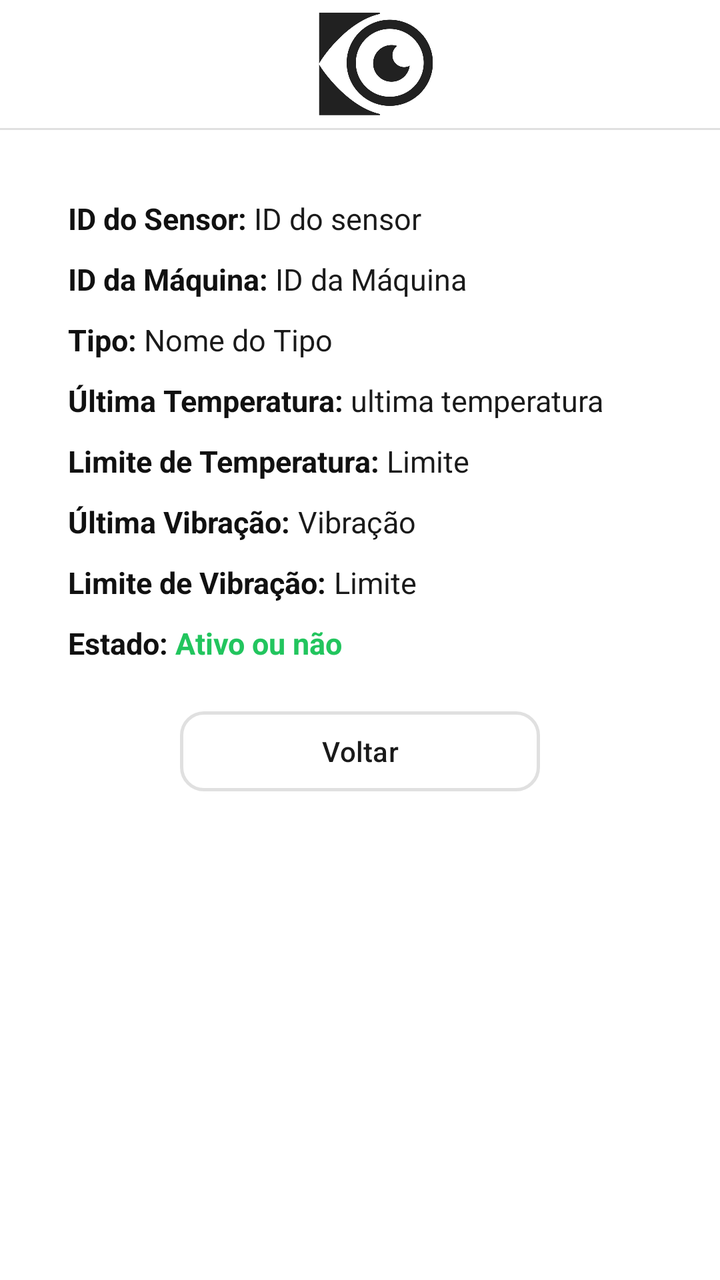
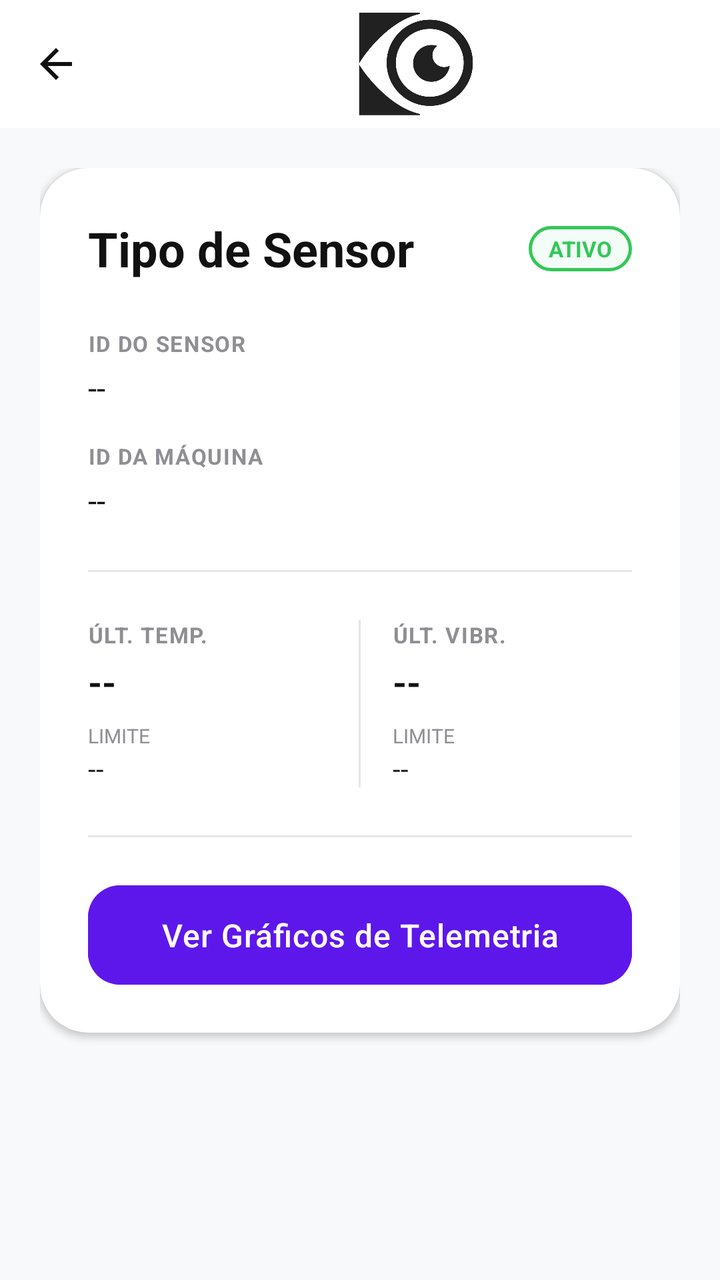

Compare the two renders of this Android layout. The source of the first and the diff that turns it into the second are given below.
<!-- AndroidManifest.xml: application theme Theme.Orbis -->
<!-- res/layout/activity_sensor_detalhe.xml -->
<?xml version="1.0" encoding="utf-8"?>
<ScrollView
    xmlns:android="http://schemas.android.com/apk/res/android"
    xmlns:app="http://schemas.android.com/apk/res-auto"
    android:layout_width="match_parent"
    android:layout_height="match_parent"
    android:background="@color/white"
    android:fillViewport="true">

    <androidx.constraintlayout.widget.ConstraintLayout
        android:layout_width="match_parent"
        android:layout_height="wrap_content">

        <com.google.android.material.appbar.MaterialToolbar
            android:id="@+id/toolbar"
            android:layout_width="0dp"
            android:layout_height="?attr/actionBarSize"
            android:background="@color/white"
            android:elevation="0dp"
            app:logo="@drawable/orbislogotoolbar"
            app:layout_constraintTop_toTopOf="parent"
            app:layout_constraintStart_toStartOf="parent"
            app:layout_constraintEnd_toEndOf="parent" />

        <View
            android:id="@+id/linha"
            android:layout_width="0dp"
            android:layout_height="1dp"
            android:background="@color/border"
            app:layout_constraintTop_toBottomOf="@id/toolbar"
            app:layout_constraintStart_toStartOf="parent"
            app:layout_constraintEnd_toEndOf="parent" />

        <androidx.cardview.widget.CardView
            android:id="@+id/cardSensorDetalhe"
            android:layout_width="0dp"
            android:layout_height="wrap_content"
            android:layout_marginStart="14dp"
            android:layout_marginEnd="14dp"
            android:layout_marginTop="14dp"
            android:layout_marginBottom="14dp"
            app:cardCornerRadius="20dp"
            app:cardElevation="0dp"
            app:cardBackgroundColor="@color/white"
            app:strokeWidth="1.5dp"
            app:strokeColor="@color/border"
            app:layout_constraintTop_toBottomOf="@id/linha"
            app:layout_constraintStart_toStartOf="parent"
            app:layout_constraintEnd_toEndOf="parent">

            <LinearLayout
                android:layout_width="match_parent"
                android:layout_height="wrap_content"
                android:orientation="vertical"
                android:padding="20dp">

                
                <LinearLayout android:layout_width="match_parent" android:layout_height="wrap_content" android:orientation="horizontal" android:layout_marginBottom="10dp">
                    <TextView android:id="@+id/txtIdSensor" android:layout_width="wrap_content" android:layout_height="wrap_content" android:text="ID do Sensor: " android:textSize="15sp" android:textStyle="bold" android:textColor="@color/black" />
                    <TextView android:id="@+id/txtIdSensorVariavel" android:layout_width="wrap_content" android:layout_height="wrap_content" android:text="ID do sensor" android:textSize="15sp" android:textColor="@color/darkGray" />
                </LinearLayout>

                
                <LinearLayout android:layout_width="match_parent" android:layout_height="wrap_content" android:orientation="horizontal" android:layout_marginBottom="10dp">
                    <TextView android:id="@+id/txtIdMaquina" android:layout_width="wrap_content" android:layout_height="wrap_content" android:text="ID da Máquina: " android:textSize="15sp" android:textStyle="bold" android:textColor="@color/black" />
                    <TextView android:id="@+id/txtIdMaquinaVariavel" android:layout_width="wrap_content" android:layout_height="wrap_content" android:text="ID da Máquina" android:textSize="15sp" android:textColor="@color/darkGray" />
                </LinearLayout>

                
                <LinearLayout android:layout_width="match_parent" android:layout_height="wrap_content" android:orientation="horizontal" android:layout_marginBottom="10dp">
                    <TextView android:id="@+id/txtTipo" android:layout_width="wrap_content" android:layout_height="wrap_content" android:text="Tipo: " android:textSize="15sp" android:textStyle="bold" android:textColor="@color/black" />
                    <TextView android:id="@+id/txtTipoVariavel" android:layout_width="wrap_content" android:layout_height="wrap_content" android:text="Nome do Tipo" android:textSize="15sp" android:textColor="@color/darkGray" />
                </LinearLayout>

                
                <LinearLayout android:layout_width="match_parent" android:layout_height="wrap_content" android:orientation="horizontal" android:layout_marginBottom="10dp">
                    <TextView android:id="@+id/txtUltimaTemperatura" android:layout_width="wrap_content" android:layout_height="wrap_content" android:text="Última Temperatura: " android:textSize="15sp" android:textStyle="bold" android:textColor="@color/black" />
                    <TextView android:id="@+id/txtUltimaTemperaturaVariavel" android:layout_width="wrap_content" android:layout_height="wrap_content" android:text="ultima temperatura" android:textSize="15sp" android:textColor="@color/darkGray" />
                </LinearLayout>

                
                <LinearLayout android:layout_width="match_parent" android:layout_height="wrap_content" android:orientation="horizontal" android:layout_marginBottom="10dp">
                    <TextView android:id="@+id/txtLimiteTemperatura" android:layout_width="wrap_content" android:layout_height="wrap_content" android:text="Limite de Temperatura: " android:textSize="15sp" android:textStyle="bold" android:textColor="@color/black" />
                    <TextView android:id="@+id/txtLimiteTemperaturaVariavel" android:layout_width="wrap_content" android:layout_height="wrap_content" android:text="Limite" android:textSize="15sp" android:textColor="@color/darkGray" />
                </LinearLayout>

                
                <LinearLayout android:layout_width="match_parent" android:layout_height="wrap_content" android:orientation="horizontal" android:layout_marginBottom="10dp">
                    <TextView android:id="@+id/txtUltimaVibracao" android:layout_width="wrap_content" android:layout_height="wrap_content" android:text="Última Vibração: " android:textSize="15sp" android:textStyle="bold" android:textColor="@color/black" />
                    <TextView android:id="@+id/txtUltimaVibracaoVariavel" android:layout_width="wrap_content" android:layout_height="wrap_content" android:text="Vibração" android:textSize="15sp" android:textColor="@color/darkGray" />
                </LinearLayout>

                
                <LinearLayout android:layout_width="match_parent" android:layout_height="wrap_content" android:orientation="horizontal" android:layout_marginBottom="10dp">
                    <TextView android:id="@+id/txtLimiteVibracao" android:layout_width="wrap_content" android:layout_height="wrap_content" android:text="Limite de Vibração: " android:textSize="15sp" android:textStyle="bold" android:textColor="@color/black" />
                    <TextView android:id="@+id/txtLimiteVibracaoVariavel" android:layout_width="wrap_content" android:layout_height="wrap_content" android:text="Limite" android:textSize="15sp" android:textColor="@color/darkGray" />
                </LinearLayout>

                
                <LinearLayout android:layout_width="match_parent" android:layout_height="wrap_content" android:orientation="horizontal" android:layout_marginBottom="20dp">
                    <TextView android:id="@+id/txtEstado" android:layout_width="wrap_content" android:layout_height="wrap_content" android:text="Estado: " android:textSize="15sp" android:textStyle="bold" android:textColor="@color/black" />
                    <TextView android:id="@+id/txtEstadoVariavel" android:layout_width="wrap_content" android:layout_height="wrap_content" android:text="Ativo ou não" android:textSize="15sp" android:textStyle="bold" android:textColor="@color/statusGreen" />
                </LinearLayout>

                
                <Button
                    android:id="@+id/btnVoltar"
                    android:layout_width="180dp"
                    android:layout_height="wrap_content"
                    android:text="Voltar"
                    android:textColor="@color/darkGray"
                    android:backgroundTint="@color/white"
                    android:layout_gravity="center"
                    app:strokeWidth="1.5dp"
                    app:strokeColor="@color/border"
                    app:cornerRadius="12dp" />

            </LinearLayout>
        </androidx.cardview.widget.CardView>

    </androidx.constraintlayout.widget.ConstraintLayout>
</ScrollView>
<!-- resources referenced by this layout -->
<resources>
  <color name="black">#111111</color>
  <color name="border">#E0E0E0</color>
  <color name="darkGray">#1A1A1A</color>
  <color name="statusGreen">#22C55E</color>
  <color name="white">#FFFFFF</color>
  <!-- drawable orbislogotoolbar: png bitmap (drawable, 57971 bytes) -->
  <style name="Theme.Orbis" parent="Base.Theme.Orbis" />
  <style name="Base.Theme.Orbis" parent="Theme.Material3.DayNight.NoActionBar">
          
          
      </style>
</resources>

<!-- the commit's change to res/layout/activity_sensor_detalhe.xml (unified diff, before → after) -->
@@ -1,122 +1,134 @@
-<?xml version="1.0" encoding="utf-8"?>
-<ScrollView
-    xmlns:android="http://schemas.android.com/apk/res/android"
+<androidx.constraintlayout.widget.ConstraintLayout xmlns:android="http://schemas.android.com/apk/res/android"
     xmlns:app="http://schemas.android.com/apk/res-auto"
+    xmlns:tools="http://schemas.android.com/tools"
     android:layout_width="match_parent"
     android:layout_height="match_parent"
-    android:background="@color/white"
-    android:fillViewport="true">
+    android:background="@color/background"
+    tools:context=".ui.main.SensorDetalheActivity">
 
-    <androidx.constraintlayout.widget.ConstraintLayout
+    <com.google.android.material.appbar.AppBarLayout
+        android:id="@+id/appBarLayout"
         android:layout_width="match_parent"
-        android:layout_height="wrap_content">
+        android:layout_height="wrap_content"
+        android:background="@color/white"
+        app:elevation="0dp"
+        app:layout_constraintTop_toTopOf="parent">
 
         <com.google.android.material.appbar.MaterialToolbar
             android:id="@+id/toolbar"
-            android:layout_width="0dp"
+            android:layout_width="match_parent"
             android:layout_height="?attr/actionBarSize"
-            android:background="@color/white"
-            android:elevation="0dp"
             app:logo="@drawable/orbislogotoolbar"
-            app:layout_constraintTop_toTopOf="parent"
-            app:layout_constraintStart_toStartOf="parent"
-            app:layout_constraintEnd_toEndOf="parent" />
+            app:navigationIcon="@drawable/ic_voltar"
+            app:navigationIconTint="@color/black" />
+    </com.google.android.material.appbar.AppBarLayout>
 
-        <View
-            android:id="@+id/linha"
-            android:layout_width="0dp"
-            android:layout_height="1dp"
-            android:background="@color/border"
-            app:layout_constraintTop_toBottomOf="@id/toolbar"
-            app:layout_constraintStart_toStartOf="parent"
-            app:layout_constraintEnd_toEndOf="parent" />
+    <ScrollView
+        android:layout_width="match_parent"
+        android:layout_height="0dp"
+        android:fillViewport="true"
+        app:layout_constraintTop_toBottomOf="@id/appBarLayout"
+        app:layout_constraintBottom_toBottomOf="parent">
 
-        <androidx.cardview.widget.CardView
-            android:id="@+id/cardSensorDetalhe"
-            android:layout_width="0dp"
+        <LinearLayout
+            android:layout_width="match_parent"
             android:layout_height="wrap_content"
-            android:layout_marginStart="14dp"
-            android:layout_marginEnd="14dp"
-            android:layout_marginTop="14dp"
-            android:layout_marginBottom="14dp"
-            app:cardCornerRadius="20dp"
-            app:cardElevation="0dp"
-            app:cardBackgroundColor="@color/white"
-            app:strokeWidth="1.5dp"
-            app:strokeColor="@color/border"
-            app:layout_constraintTop_toBottomOf="@id/linha"
-            app:layout_constraintStart_toStartOf="parent"
-            app:layout_constraintEnd_toEndOf="parent">
+            android:orientation="vertical"
+            android:padding="20dp">
 
-            <LinearLayout
+            <com.google.android.material.card.MaterialCardView
+                android:id="@+id/cardSensor"
+                style="@style/ModernCard"
                 android:layout_width="match_parent"
-                android:layout_height="wrap_content"
-                android:orientation="vertical"
-                android:padding="20dp">
+                android:layout_height="wrap_content">
 
-                
-                <LinearLayout android:layout_width="match_parent" android:layout_height="wrap_content" android:orientation="horizontal" android:layout_marginBottom="10dp">
-                    <TextView android:id="@+id/txtIdSensor" android:layout_width="wrap_content" android:layout_height="wrap_content" android:text="ID do Sensor: " android:textSize="15sp" android:textStyle="bold" android:textColor="@color/black" />
-                    <TextView android:id="@+id/txtIdSensorVariavel" android:layout_width="wrap_content" android:layout_height="wrap_content" android:text="ID do sensor" android:textSize="15sp" android:textColor="@color/darkGray" />
+                <LinearLayout
+                    android:layout_width="match_parent"
+                    android:layout_height="wrap_content"
+                    android:orientation="vertical"
+                    android:padding="24dp">
+
+                    <androidx.constraintlayout.widget.ConstraintLayout
+                        android:layout_width="match_parent"
+                        android:layout_height="wrap_content"
+                        android:layout_marginBottom="24dp">
+
+                        <TextView
+                            android:id="@+id/txtTipoVariavel"
+                            android:layout_width="0dp"
+                            android:layout_height="wrap_content"
+                            android:text="Tipo de Sensor"
+                            android:textSize="24sp"
+                            android:textStyle="bold"
+                            android:textColor="@color/black"
+                            android:layout_marginEnd="16dp"
+                            app:layout_constraintStart_toStartOf="parent"
+                            app:layout_constraintEnd_toStartOf="@id/txtEstadoVariavel"
+                            app:layout_constraintTop_toTopOf="parent" />
+
+                        <TextView
+                            android:id="@+id/txtEstadoVariavel"
+                            android:layout_width="wrap_content"
+                            android:layout_height="wrap_content"
+                            android:text="ATIVO"
+                            style="@style/BadgeText"
+                            android:textColor="@color/statusGreen"
+                            android:background="@drawable/badge_outline_green"
+                            app:layout_constraintEnd_toEndOf="parent"
+                            app:layout_constraintTop_toTopOf="@id/txtTipoVariavel"
+                            app:layout_constraintBottom_toBottomOf="@id/txtTipoVariavel" />
+
+                    </androidx.constraintlayout.widget.ConstraintLayout>
+
+                    
+                    <TextView android:layout_width="wrap_content" android:layout_height="wrap_content" android:text="ID DO SENSOR" android:textColor="@color/gray" android:textSize="11sp" android:textStyle="bold" android:letterSpacing="0.05" />
+                    <TextView android:id="@+id/txtIdSensorVariavel" android:layout_width="match_parent" android:layout_height="wrap_content" android:text="--" android:textSize="16sp" android:textColor="@color/black" android:layout_marginTop="4dp" android:layout_marginBottom="16dp" />
+
+                    <TextView android:layout_width="wrap_content" android:layout_height="wrap_content" android:text="ID DA MÁQUINA" android:textColor="@color/gray" android:textSize="11sp" android:textStyle="bold" android:letterSpacing="0.05" />
+                    <TextView android:id="@+id/txtIdMaquinaVariavel" android:layout_width="match_parent" android:layout_height="wrap_content" android:text="--" android:textSize="16sp" android:textColor="@color/black" android:layout_marginTop="4dp" android:layout_marginBottom="24dp" />
+
+                    <View android:layout_width="match_parent" android:layout_height="1dp" android:background="@color/border" android:layout_marginBottom="24dp" />
+
+                    
+                    <LinearLayout
+                        android:layout_width="match_parent"
+                        android:layout_height="wrap_content"
+                        android:orientation="horizontal"
+                        android:baselineAligned="false">
+
+                        <LinearLayout android:layout_width="0dp" android:layout_height="wrap_content" android:layout_weight="1" android:orientation="vertical">
+                            <TextView android:layout_width="wrap_content" android:layout_height="wrap_content" android:text="ÚLT. TEMP." android:textColor="@color/gray" android:textSize="11sp" android:textStyle="bold" android:letterSpacing="0.05" />
+                            <TextView android:id="@+id/txtUltimaTemperaturaVariavel" android:layout_width="match_parent" android:layout_height="wrap_content" android:text="--" android:textSize="18sp" android:textStyle="bold" android:textColor="@color/black" android:layout_marginTop="4dp" />
+                            <TextView android:layout_width="wrap_content" android:layout_height="wrap_content" android:text="LIMITE" android:textColor="@color/gray" android:textSize="10sp" android:layout_marginTop="8dp" />
+                            <TextView android:id="@+id/txtLimiteTemperaturaVariavel" android:layout_width="match_parent" android:layout_height="wrap_content" android:text="--" android:textSize="14sp" android:textColor="@color/darkGray" />
+                        </LinearLayout>
+
+                        <View android:layout_width="1dp" android:layout_height="match_parent" android:background="@color/border" android:layout_marginHorizontal="16dp" />
+
+                        <LinearLayout android:layout_width="0dp" android:layout_height="wrap_content" android:layout_weight="1" android:orientation="vertical">
+                            <TextView android:layout_width="wrap_content" android:layout_height="wrap_content" android:text="ÚLT. VIBR." android:textColor="@color/gray" android:textSize="11sp" android:textStyle="bold" android:letterSpacing="0.05" />
+                            <TextView android:id="@+id/txtUltimaVibracaoVariavel" android:layout_width="match_parent" android:layout_height="wrap_content" android:text="--" android:textSize="18sp" android:textStyle="bold" android:textColor="@color/black" android:layout_marginTop="4dp" />
+                            <TextView android:layout_width="wrap_content" android:layout_height="wrap_content" android:text="LIMITE" android:textColor="@color/gray" android:textSize="10sp" android:layout_marginTop="8dp" />
+                            <TextView android:id="@+id/txtLimiteVibracaoVariavel" android:layout_width="match_parent" android:layout_height="wrap_content" android:text="--" android:textSize="14sp" android:textColor="@color/darkGray" />
+                        </LinearLayout>
+
+                    </LinearLayout>
+
+                    <View android:layout_width="match_parent" android:layout_height="1dp" android:background="@color/border" android:layout_marginTop="24dp" android:layout_marginBottom="24dp" />
+
+                    <com.google.android.material.button.MaterialButton
+                        android:id="@+id/btnVerGraficos"
+                        style="@style/PrimaryButton"
+                        android:layout_width="match_parent"
+                        android:layout_height="wrap_content"
+                        android:text="Ver Gráficos de Telemetria"
+                        android:backgroundTint="@color/purple" />
+
                 </LinearLayout>
+            </com.google.android.material.card.MaterialCardView>
 
-                
-                <LinearLayout android:layout_width="match_parent" android:layout_height="wrap_content" android:orientation="horizontal" android:layout_marginBottom="10dp">
-                    <TextView android:id="@+id/txtIdMaquina" android:layout_width="wrap_content" android:layout_height="wrap_content" android:text="ID da Máquina: " android:textSize="15sp" android:textStyle="bold" android:textColor="@color/black" />
-                    <TextView android:id="@+id/txtIdMaquinaVariavel" android:layout_width="wrap_content" android:layout_height="wrap_content" android:text="ID da Máquina" android:textSize="15sp" android:textColor="@color/darkGray" />
-                </LinearLayout>
+            <Button android:id="@+id/btnVoltar" android:layout_width="0dp" android:layout_height="0dp" android:visibility="gone" />
 
-                
-                <LinearLayout android:layout_width="match_parent" android:layout_height="wrap_content" android:orientation="horizontal" android:layout_marginBottom="10dp">
-                    <TextView android:id="@+id/txtTipo" android:layout_width="wrap_content" android:layout_height="wrap_content" android:text="Tipo: " android:textSize="15sp" android:textStyle="bold" android:textColor="@color/black" />
-                    <TextView android:id="@+id/txtTipoVariavel" android:layout_width="wrap_content" android:layout_height="wrap_content" android:text="Nome do Tipo" android:textSize="15sp" android:textColor="@color/darkGray" />
-                </LinearLayout>
-
-                
-                <LinearLayout android:layout_width="match_parent" android:layout_height="wrap_content" android:orientation="horizontal" android:layout_marginBottom="10dp">
-                    <TextView android:id="@+id/txtUltimaTemperatura" android:layout_width="wrap_content" android:layout_height="wrap_content" android:text="Última Temperatura: " android:textSize="15sp" android:textStyle="bold" android:textColor="@color/black" />
-                    <TextView android:id="@+id/txtUltimaTemperaturaVariavel" android:layout_width="wrap_content" android:layout_height="wrap_content" android:text="ultima temperatura" android:textSize="15sp" android:textColor="@color/darkGray" />
-                </LinearLayout>
-
-                
-                <LinearLayout android:layout_width="match_parent" android:layout_height="wrap_content" android:orientation="horizontal" android:layout_marginBottom="10dp">
-                    <TextView android:id="@+id/txtLimiteTemperatura" android:layout_width="wrap_content" android:layout_height="wrap_content" android:text="Limite de Temperatura: " android:textSize="15sp" android:textStyle="bold" android:textColor="@color/black" />
-                    <TextView android:id="@+id/txtLimiteTemperaturaVariavel" android:layout_width="wrap_content" android:layout_height="wrap_content" android:text="Limite" android:textSize="15sp" android:textColor="@color/darkGray" />
-                </LinearLayout>
-
-                
-                <LinearLayout android:layout_width="match_parent" android:layout_height="wrap_content" android:orientation="horizontal" android:layout_marginBottom="10dp">
-                    <TextView android:id="@+id/txtUltimaVibracao" android:layout_width="wrap_content" android:layout_height="wrap_content" android:text="Última Vibração: " android:textSize="15sp" android:textStyle="bold" android:textColor="@color/black" />
-                    <TextView android:id="@+id/txtUltimaVibracaoVariavel" android:layout_width="wrap_content" android:layout_height="wrap_content" android:text="Vibração" android:textSize="15sp" android:textColor="@color/darkGray" />
-                </LinearLayout>
-
-                
-                <LinearLayout android:layout_width="match_parent" android:layout_height="wrap_content" android:orientation="horizontal" android:layout_marginBottom="10dp">
-                    <TextView android:id="@+id/txtLimiteVibracao" android:layout_width="wrap_content" android:layout_height="wrap_content" android:text="Limite de Vibração: " android:textSize="15sp" android:textStyle="bold" android:textColor="@color/black" />
-                    <TextView android:id="@+id/txtLimiteVibracaoVariavel" android:layout_width="wrap_content" android:layout_height="wrap_content" android:text="Limite" android:textSize="15sp" android:textColor="@color/darkGray" />
-                </LinearLayout>
-
-                
-                <LinearLayout android:layout_width="match_parent" android:layout_height="wrap_content" android:orientation="horizontal" android:layout_marginBottom="20dp">
-                    <TextView android:id="@+id/txtEstado" android:layout_width="wrap_content" android:layout_height="wrap_content" android:text="Estado: " android:textSize="15sp" android:textStyle="bold" android:textColor="@color/black" />
-                    <TextView android:id="@+id/txtEstadoVariavel" android:layout_width="wrap_content" android:layout_height="wrap_content" android:text="Ativo ou não" android:textSize="15sp" android:textStyle="bold" android:textColor="@color/statusGreen" />
-                </LinearLayout>
-
-                
-                <Button
-                    android:id="@+id/btnVoltar"
-                    android:layout_width="180dp"
-                    android:layout_height="wrap_content"
-                    android:text="Voltar"
-                    android:textColor="@color/darkGray"
-                    android:backgroundTint="@color/white"
-                    android:layout_gravity="center"
-                    app:strokeWidth="1.5dp"
-                    app:strokeColor="@color/border"
-                    app:cornerRadius="12dp" />
-
-            </LinearLayout>
-        </androidx.cardview.widget.CardView>
-
-    </androidx.constraintlayout.widget.ConstraintLayout>
-</ScrollView>
+        </LinearLayout>
+    </ScrollView>
+</androidx.constraintlayout.widget.ConstraintLayout>
<!-- resource entries referenced after the edit -->
@@ -1,12 +1,65 @@
 <!-- resources referenced by this layout -->
 <resources>
+  <color name="background">#F8F9FA</color>
   <color name="black">#111111</color>
-  <color name="border">#E0E0E0</color>
-  <color name="darkGray">#1A1A1A</color>
-  <color name="statusGreen">#22C55E</color>
+  <color name="border">#E5E5EA</color>
+  <color name="darkGray">#1C1C1E</color>
+  <color name="gray">#8E8E93</color>
+  <color name="purple">#5E17EB</color>
+  <color name="statusGreen">#34C759</color>
   <color name="white">#FFFFFF</color>
+  <!-- drawable badge_outline_green (drawable) -->
+  <?xml version="1.0" encoding="utf-8"?>
+  <shape xmlns:android="http://schemas.android.com/apk/res/android">
+      <stroke
+          android:width="1.5dp"
+          android:color="@color/statusGreen" />
+      <corners android:radius="12dp" />
+      <solid android:color="#0D22C55E" /> 
+  </shape>
+  <!-- drawable ic_voltar (drawable) -->
+  <vector xmlns:android="http://schemas.android.com/apk/res/android"
+      android:width="24dp"
+      android:height="24dp"
+      android:viewportWidth="24"
+      android:viewportHeight="24">
+    <path
+        android:fillColor="#000000"
+        android:pathData="M20,11H7.83l5.59,-5.59L12,4l-8,8 8,8 1.41,-1.41L7.83,13H20v-2z"/>
+  </vector>
   <!-- drawable orbislogotoolbar: png bitmap (drawable, 57971 bytes) -->
-  <style name="Theme.Orbis" parent="Base.Theme.Orbis" />
+  <style name="BadgeText">
+          <item name="android:textSize">11sp</item>
+          <item name="android:textStyle">bold</item>
+          <item name="android:paddingLeft">10dp</item>
+          <item name="android:paddingRight">10dp</item>
+          <item name="android:paddingTop">4dp</item>
+          <item name="android:paddingBottom">4dp</item>
+      </style>
+  <style name="ModernCard" parent="Widget.Material3.CardView.Elevated">
+          <item name="cardCornerRadius">24dp</item>
+          <item name="cardElevation">2dp</item>
+          <item name="cardBackgroundColor">@color/surface</item>
+          <item name="strokeWidth">0dp</item>
+      </style>
+  <style name="PrimaryButton" parent="Widget.Material3.Button">
+          <item name="cornerRadius">16dp</item>
+          <item name="android:insetTop">0dp</item>
+          <item name="android:insetBottom">0dp</item>
+          <item name="android:paddingTop">14dp</item>
+          <item name="android:paddingBottom">14dp</item>
+          <item name="android:textAllCaps">false</item>
+          <item name="android:letterSpacing">0.02</item>
+          <item name="android:textSize">16sp</item>
+      </style>
+  <style name="Theme.Orbis" parent="Base.Theme.Orbis">
+          <item name="android:windowBackground">@color/background</item>
+          <item name="colorPrimary">@color/purple</item>
+          <item name="colorSecondary">@color/statusGreen</item>
+          <item name="android:statusBarColor">@color/white</item>
+          <item name="android:windowLightStatusBar">true</item>
+      </style>
+  <color name="surface">#FFFFFF</color>
   <style name="Base.Theme.Orbis" parent="Theme.Material3.DayNight.NoActionBar">
           
           
